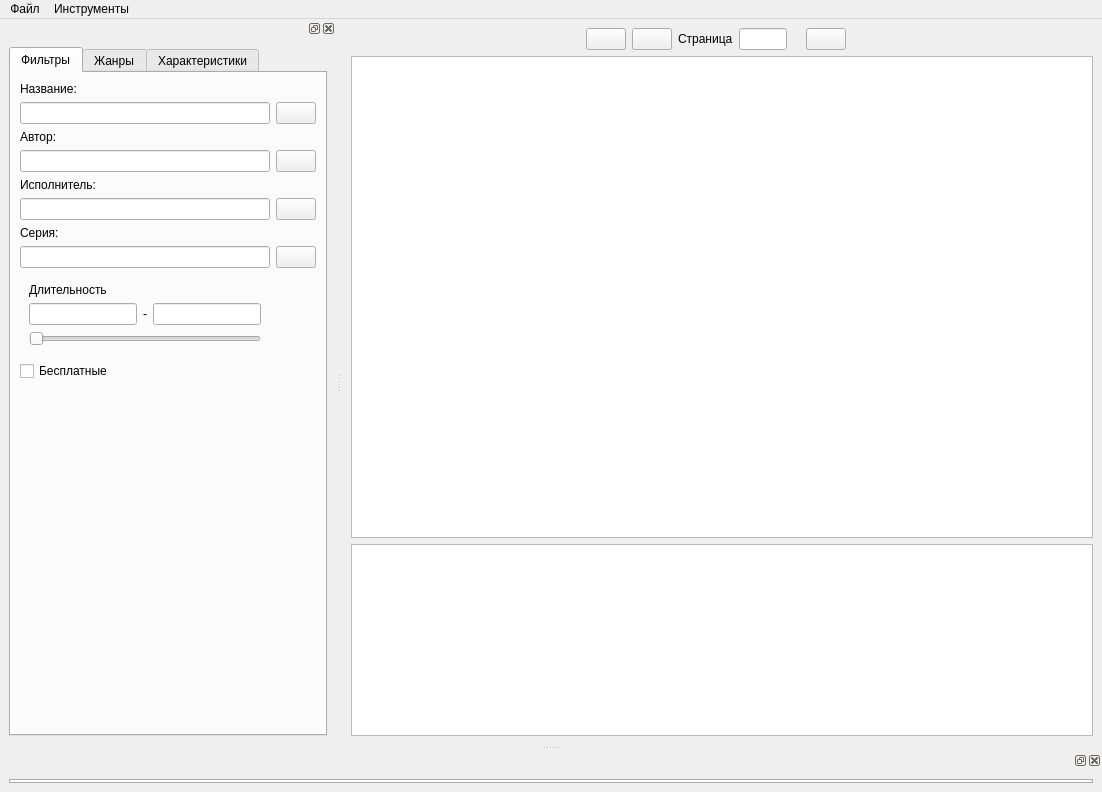
Old version of the form ui/main.ui in the repository fabrikant/akniga-parser.
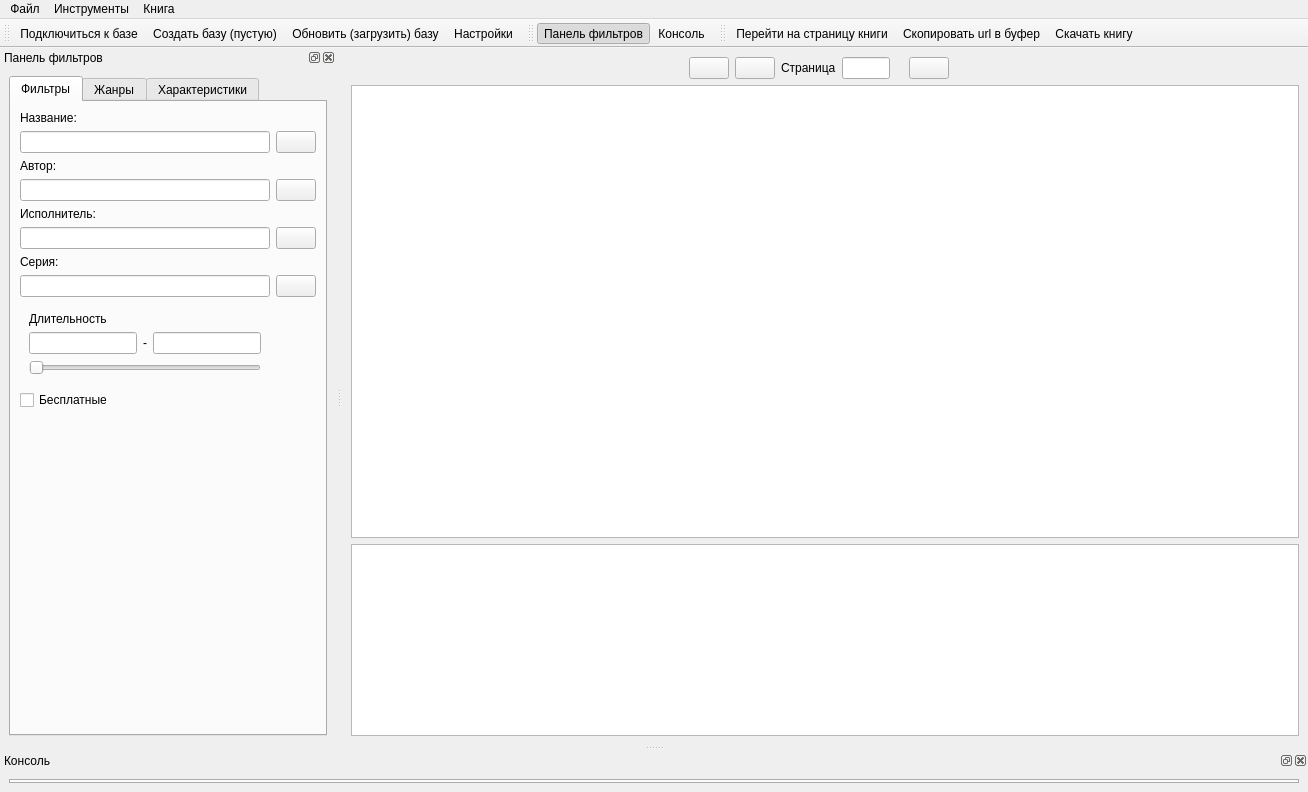
New version of the form. Icons and pictures are not drawn. Custom widgets are drawn as their Qt base class.

Commit message: tool bar

The edit to the form file:
```diff
--- a/ui/main.ui
+++ b/ui/main.ui
@@ -6,7 +6,7 @@
    <rect>
     <x>0</x>
     <y>0</y>
-    <width>1102</width>
+    <width>1308</width>
     <height>792</height>
    </rect>
   </property>
@@ -161,7 +161,7 @@
     <rect>
      <x>0</x>
      <y>0</y>
-     <width>1102</width>
+     <width>1308</width>
      <height>22</height>
     </rect>
    </property>
@@ -184,10 +184,28 @@
     <addaction name="filter_doc_action"/>
     <addaction name="console_doc_action"/>
    </widget>
+   <widget class="QMenu" name="menu">
+    <property name="title">
+     <string>Книга</string>
+    </property>
+    <addaction name="go_to_url"/>
+    <addaction name="copy_url"/>
+    <addaction name="download_book"/>
+   </widget>
    <addaction name="menu_file"/>
    <addaction name="menu_tools"/>
+   <addaction name="menu"/>
   </widget>
   <widget class="QDockWidget" name="filter_dock">
+   <property name="floating">
+    <bool>false</bool>
+   </property>
+   <property name="allowedAreas">
+    <set>Qt::AllDockWidgetAreas</set>
+   </property>
+   <property name="windowTitle">
+    <string>Панель фильтров</string>
+   </property>
    <attribute name="dockWidgetArea">
     <number>1</number>
    </attribute>
@@ -428,6 +446,9 @@
    <property name="enabled">
     <bool>true</bool>
    </property>
+   <property name="windowTitle">
+    <string>Консоль</string>
+   </property>
    <attribute name="dockWidgetArea">
     <number>8</number>
    </attribute>
@@ -449,6 +470,54 @@
     </layout>
    </widget>
   </widget>
+  <widget class="QToolBar" name="tool_bar_file">
+   <property name="windowTitle">
+    <string>Файл</string>
+   </property>
+   <property name="toolButtonStyle">
+    <enum>Qt::ToolButtonFollowStyle</enum>
+   </property>
+   <attribute name="toolBarArea">
+    <enum>TopToolBarArea</enum>
+   </attribute>
+   <attribute name="toolBarBreak">
+    <bool>false</bool>
+   </attribute>
+   <addaction name="db_connect_action"/>
+   <addaction name="db_create_action"/>
+   <addaction name="db_update_action"/>
+   <addaction name="settings"/>
+  </widget>
+  <widget class="QToolBar" name="tool_bar_tools">
+   <property name="windowTitle">
+    <string>Инструменты</string>
+   </property>
+   <attribute name="toolBarArea">
+    <enum>TopToolBarArea</enum>
+   </attribute>
+   <attribute name="toolBarBreak">
+    <bool>false</bool>
+   </attribute>
+   <addaction name="filter_doc_action"/>
+   <addaction name="console_doc_action"/>
+  </widget>
+  <widget class="QToolBar" name="tool_bar_books">
+   <property name="windowTitle">
+    <string>Книга</string>
+   </property>
+   <property name="toolButtonStyle">
+    <enum>Qt::ToolButtonTextBesideIcon</enum>
+   </property>
+   <attribute name="toolBarArea">
+    <enum>TopToolBarArea</enum>
+   </attribute>
+   <attribute name="toolBarBreak">
+    <bool>false</bool>
+   </attribute>
+   <addaction name="go_to_url"/>
+   <addaction name="copy_url"/>
+   <addaction name="download_book"/>
+  </widget>
   <action name="db_connect_action">
    <property name="icon">
     <iconset>
@@ -520,6 +589,39 @@
    <property name="text">
     <string>Настройки</string>
    </property>
+   <property name="toolTip">
+    <string>Открыть настройки</string>
+   </property>
+  </action>
+  <action name="go_to_url">
+   <property name="icon">
+    <iconset>
+     <normaloff>img/open_in_browser.png</normaloff>img/open_in_browser.png</iconset>
+   </property>
+   <property name="text">
+    <string>Перейти на страницу книги</string>
+   </property>
+  </action>
+  <action name="copy_url">
+   <property name="icon">
+    <iconset>
+     <normaloff>img/content_copy.png</normaloff>img/content_copy.png</iconset>
+   </property>
+   <property name="text">
+    <string>Скопировать url в буфер</string>
+   </property>
+  </action>
+  <action name="download_book">
+   <property name="icon">
+    <iconset>
+     <normaloff>img/download.png</normaloff>img/download.png</iconset>
+   </property>
+   <property name="text">
+    <string>Скачать книгу</string>
+   </property>
+   <property name="toolTip">
+    <string>Скачать книгу</string>
+   </property>
   </action>
  </widget>
  <customwidgets>
```
Left out of the diff: 75 changed lines with no effect on the pictures. The commit also changes 2 other files.
